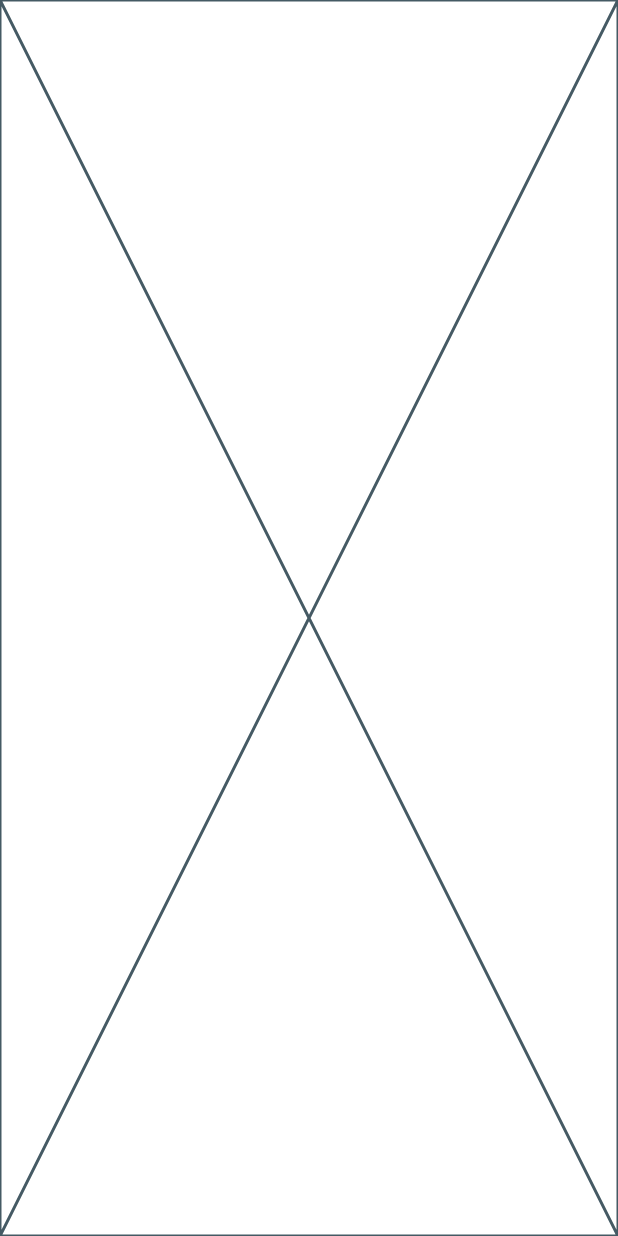
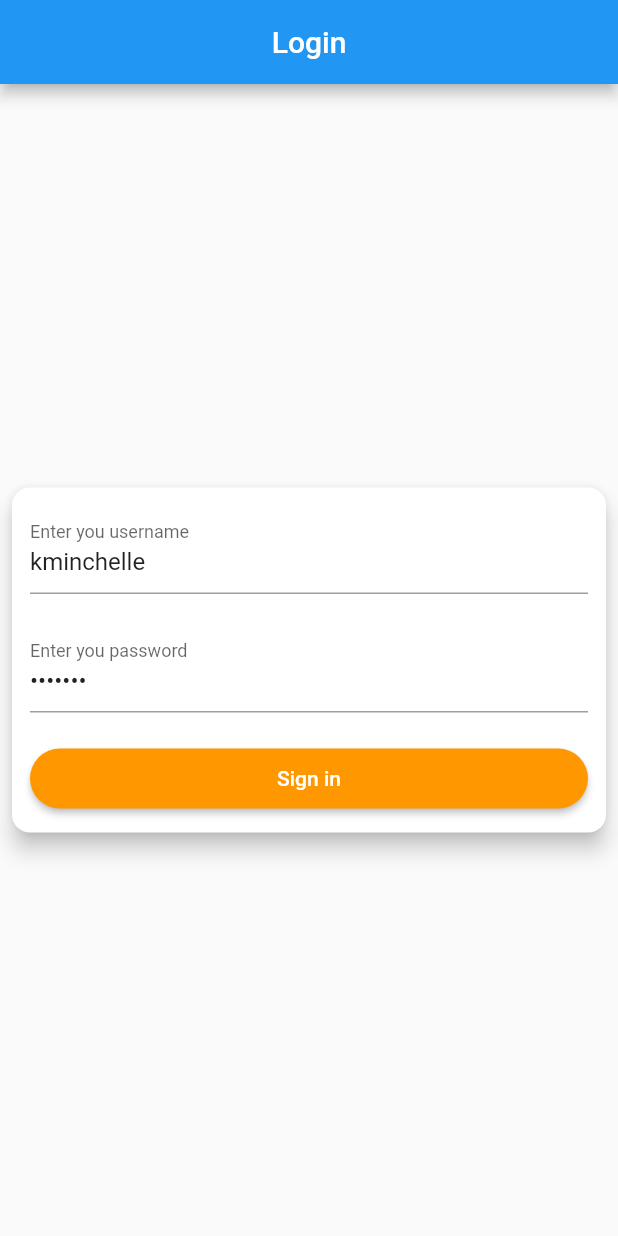
Before and after one commit to kariot/flutter-provider-boilerplate, a Flutter app: the screen it shows after launch, on a phone screen of 412 x 824 dp. Run offline on Flutter 3.47's test engine with Material 2 defaults, Android fonts, the light colour scheme and no system bars; our stand-ins replace dartz, freezed_annotation, get_it, injectable; network calls fail.

Commit message:
Sign in logic added
Implemented login feature

```diff
--- /dev/null
+++ b/lib/infrastructure/api_constants.dart
@@ -0,0 +1,5 @@
+class ApiConstants {
+  static const _baseUrl = 'https://dummyjson.com/';
+  //Auth
+  static const loginUrl = '${_baseUrl}auth/login';
+}
--- a/lib/infrastructure/auth/auth_repo.dart
+++ b/lib/infrastructure/auth/auth_repo.dart
@@ -1,6 +1,21 @@
+import 'package:dartz/dartz.dart';
 import 'package:injectable/injectable.dart';
+import 'package:provider_template/domain/api_failure.dart';
+import 'package:provider_template/domain/auth/login_response/login_response.dart';
+import 'package:provider_template/infrastructure/api_constants.dart';
 import 'package:provider_template/infrastructure/auth/i_auth_repo.dart';
 import 'package:provider_template/infrastructure/base/base_repo.dart';
 
 @Injectable(as: IAuthRepo)
-class AuthRepo extends IAuthRepo with BaseRepo {}
+class AuthRepo extends IAuthRepo with BaseRepo {
+  @override
+  Future<Either<ApiFailure, LoginResponse>> signInUser(
+      String username, String password) {
+    const url = ApiConstants.loginUrl;
+    return super.post(
+        url,
+        {'username': username, 'password': password},
+        (p0) => LoginResponse.fromJson(p0 as Map<String, dynamic>),
+        (p0) => p0?['message'] ?? 'Sign in failed.');
+  }
+}
--- a/lib/infrastructure/auth/i_auth_repo.dart
+++ b/lib/infrastructure/auth/i_auth_repo.dart
@@ -1 +1,8 @@
-abstract class IAuthRepo {}
+import 'package:dartz/dartz.dart';
+import 'package:provider_template/domain/api_failure.dart';
+import 'package:provider_template/domain/auth/login_response/login_response.dart';
+
+abstract class IAuthRepo {
+  Future<Either<ApiFailure, LoginResponse>> signInUser(
+      String username, String password);
+}
--- a/lib/main.dart
+++ b/lib/main.dart
@@ -23,6 +23,9 @@ class MainApp extends StatelessWidget {
   @override
   Widget build(BuildContext context) {
     return MaterialApp(
+      theme: ThemeData(
+        primarySwatch: Colors.blue,
+      ),
       routes: appRoutes,
       initialRoute: RouteConstansts.root,
     );
--- a/lib/presentation/auth/login_screen.dart
+++ b/lib/presentation/auth/login_screen.dart
@@ -1,6 +1,11 @@
 import 'package:flutter/material.dart';
 import 'package:get_it/get_it.dart';
-import 'package:provider_template/di/injection.dart';
+import 'package:provider_template/domain/api_failure.dart';
+import 'package:provider_template/domain/auth/login_response/login_response.dart';
+import 'package:provider_template/presentation/common/common_widget_props.dart';
+import 'package:provider_template/presentation/common/primary_button.dart';
+import 'package:provider_template/presentation/common/snackbar_utils.dart';
+import 'package:provider_template/presentation/common/textfield_validators.dart';
 import 'package:provider_template/provider/auth_provider.dart';
 
 class LoginScreen extends StatefulWidget {
@@ -12,6 +17,9 @@ class LoginScreen extends StatefulWidget {
 
 class _LoginScreenState extends State<LoginScreen> {
   late AuthProvider provider;
+  final _formKey = GlobalKey<FormState>();
+  final _usernameController = TextEditingController(text: 'kminchelle');
+  final _passwordController = TextEditingController(text: '0lelplR');
   @override
   void initState() {
     provider = GetIt.instance.get<AuthProvider>();
@@ -21,6 +29,68 @@ class _LoginScreenState extends State<LoginScreen> {
 
   @override
   Widget build(BuildContext context) {
-    return const Placeholder();
+    return Container(
+      color: Colors.blue,
+      child: SafeArea(
+        child: Scaffold(
+          appBar: AppBar(
+            centerTitle: true,
+            title: const Text(
+              'Login',
+            ),
+          ),
+          body: Center(
+            child: Card(
+              shape: RoundedRectangleBorder(
+                  borderRadius: BorderRadius.circular(12)),
+              elevation: 6,
+              margin: const EdgeInsets.all(8.0),
+              child: Padding(
+                padding: const EdgeInsets.all(12.0),
+                child: Form(
+                  key: _formKey,
+                  child: Column(
+                    crossAxisAlignment: CrossAxisAlignment.stretch,
+                    mainAxisSize: MainAxisSize.min,
+                    children: [
+                      TextFormField(
+                        controller: _usernameController,
+                        validator: getUsernameValidator,
+                        keyboardType: TextInputType.name,
+                        decoration: getInputDecoration('Enter you username'),
+                      ),
+                      vSpacer20,
+                      TextFormField(
+                        controller: _passwordController,
+                        validator: getPasswordValidator,
+                        keyboardType: TextInputType.visiblePassword,
+                        obscureText: true,
+                        decoration: getInputDecoration('Enter you password'),
+                      ),
+                      vSpacer20,
+                      PrimaryButton(onPressed: _onPressSignIn, title: 'Sign in')
+                    ],
+                  ),
+                ),
+              ),
+            ),
+          ),
+        ),
+      ),
+    );
   }
+
+  Future<void> _onPressSignIn() async {
+    if (_formKey.currentState?.validate() != true) {
+      return;
+    }
+    final username = _usernameController.text.toString();
+    final password = _passwordController.text.toString();
+    final response = await provider.loginUser(username, password);
+    response.fold((l) => _handleAuthFailure(l), (r) => _handleAuthSuccess(r));
+  }
+
+  _handleAuthFailure(ApiFailure l) => showErrorSnack(context, l.message);
+
+  _handleAuthSuccess(LoginResponse r) {}
 }
--- /dev/null
+++ b/lib/presentation/common/app_styles.dart
@@ -0,0 +1,7 @@
+import 'package:flutter/material.dart';
+
+final roundedButtonStyle = ElevatedButton.styleFrom(
+    shape: RoundedRectangleBorder(
+      borderRadius: BorderRadius.circular(100), // <-- Radius
+    ),
+    backgroundColor: Colors.orange);
--- /dev/null
+++ b/lib/presentation/common/common_widget_props.dart
@@ -0,0 +1,11 @@
+import 'package:flutter/material.dart';
+
+InputDecoration getInputDecoration(String? hint) {
+  return InputDecoration(
+    border: const UnderlineInputBorder(),
+    labelText: hint,
+  );
+}
+
+const vSpacer20 = SizedBox(height: 20);
+const hSpacer = SizedBox(width: 10);
--- /dev/null
+++ b/lib/presentation/common/primary_button.dart
@@ -0,0 +1,50 @@
+import 'package:flutter/material.dart';
+import 'package:provider_template/presentation/common/app_styles.dart';
+import 'package:provider_template/presentation/common/common_widget_props.dart';
+
+class PrimaryButton extends StatelessWidget {
+  final Function()? onPressed;
+  final String title;
+  final Widget? trailingIcon;
+  final bool isLoading;
+
+  const PrimaryButton({
+    super.key,
+    required this.onPressed,
+    required this.title,
+    this.isLoading = false,
+    this.trailingIcon,
+  });
+
+  @override
+  Widget build(BuildContext context) {
+    return ElevatedButton(
+      style: roundedButtonStyle,
+      onPressed: isLoading ? () {} : onPressed,
+      child: Padding(
+        padding: const EdgeInsets.all(12.0),
+        child: Row(
+          mainAxisSize: MainAxisSize.min,
+          children: [
+            Text(
+              title,
+              style: const TextStyle(color: Colors.white),
+            ),
+            if (isLoading || trailingIcon != null) ...[hSpacer],
+            //if loading, shows the loader. else check if there is a traling icon, if so it will be shown
+            isLoading
+                ? const SizedBox(
+                    height: 20,
+                    width: 20,
+                    child: CircularProgressIndicator(
+                      color: Colors.white,
+                    ))
+                : trailingIcon != null
+                    ? trailingIcon!
+                    : const SizedBox(),
+          ],
+        ),
+      ),
+    );
+  }
+}
--- /dev/null
+++ b/lib/presentation/common/snackbar_utils.dart
@@ -0,0 +1,5 @@
+import 'package:flutter/material.dart';
+
+void showErrorSnack(BuildContext context, String message) {
+  ScaffoldMessenger.of(context).showSnackBar(SnackBar(content: Text(message)));
+}
--- /dev/null
+++ b/lib/presentation/common/textfield_validators.dart
@@ -0,0 +1,13 @@
+String? getUsernameValidator(String? value) {
+  if (value == null || value.isEmpty) {
+    return 'Username should not be empty';
+  }
+  return null;
+}
+
+String? getPasswordValidator(String? value) {
+  if (value == null || value.isEmpty) {
+    return 'Password should not be empty';
+  }
+  return null;
+}
--- a/lib/provider/auth_provider.dart
+++ b/lib/provider/auth_provider.dart
@@ -15,7 +15,7 @@ class AuthProvider extends ChangeNotifier {
     required this.sharedPref,
   });
   Future<Either<ApiFailure, LoginResponse>> loginUser(
-      String username, String password) async {
-    return const Left(ApiFailure.clientError(message: ''));
+      String username, String password) {
+    return repo.signInUser(username, password);
   }
 }
```
Also changed, not shown: 1 other file.
